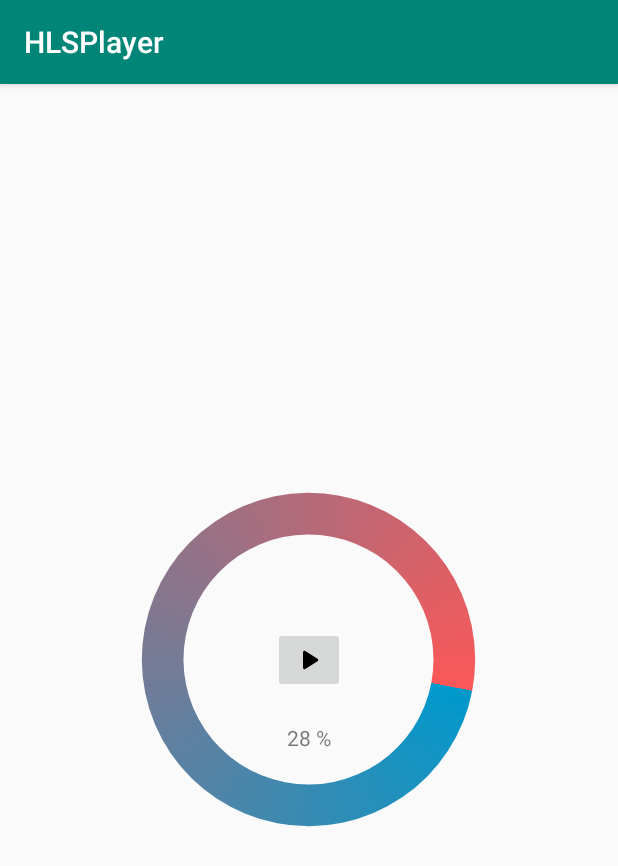
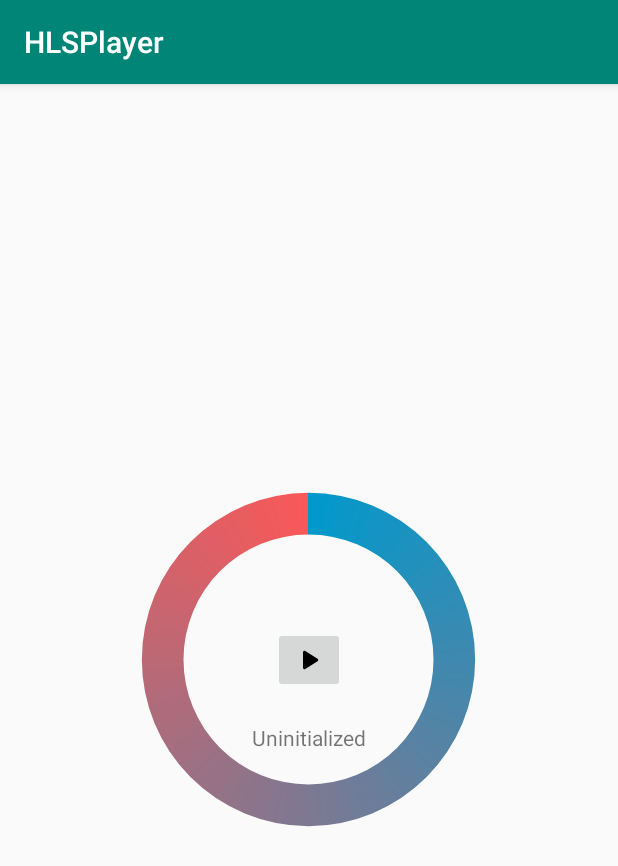
Before and after one commit to DenisLobur/hlsPlayer, an Android app: the first screen one second after launch (MainActivity), on a phone screen of 412 x 824 dp. Shown: the top 866 px of the screen. Run offline under Robolectric (Android 15) with nearby library versions, the phone set to English and light mode, and no system bars.

Commit message:
add state machine

```diff
--- a/app/build.gradle
+++ b/app/build.gradle
@@ -16,6 +16,10 @@ android {
             proguardFiles getDefaultProguardFile('proguard-android-optimize.txt'), 'proguard-rules.pro'
         }
     }
+    compileOptions {
+        sourceCompatibility JavaVersion.VERSION_1_8
+        targetCompatibility JavaVersion.VERSION_1_8
+    }
 }
 
 dependencies {
--- a/app/src/main/java/com/denys/hlsplayer/MainActivity.java
+++ b/app/src/main/java/com/denys/hlsplayer/MainActivity.java
@@ -3,6 +3,9 @@ package com.denys.hlsplayer;
 import android.os.Bundle;
 import android.os.Handler;
 import android.support.v7.app.AppCompatActivity;
+import android.view.View;
+import android.widget.Button;
+import android.widget.ImageButton;
 import android.widget.ProgressBar;
 import android.widget.TextView;
 
@@ -12,6 +15,9 @@ public class MainActivity extends AppCompatActivity {
     private ProgressBar progressBar;
     private int pStatus = 0;
     private Handler handler = new Handler();
+    private ImageButton playPauseButton;
+    private Thread fetchingThread;
+    private PlayerState currentState;
 
     @Override
     protected void onCreate(Bundle savedInstanceState) {
@@ -20,17 +26,27 @@ public class MainActivity extends AppCompatActivity {
 
         progressLabel = findViewById(R.id.progressLabel);
         progressBar = findViewById(R.id.progressBar);
+        playPauseButton = findViewById(R.id.playPauseButton);
 
-    new Thread(new Runnable() {
-      @Override
-      public void run() {
+        currentState = PlayerState.UNINITIALIZED;
+        changePlayerState(currentState);
+        playPauseButton.setOnClickListener(v -> {
+            if (currentState == PlayerState.UNINITIALIZED) {
+                currentState = PlayerState.FETCHING;
+                fetchingThread.start();
+            } else if (currentState == PlayerState.PLAYING) {
+                currentState = PlayerState.PAUSED;
+            } else {
+                currentState = PlayerState.PLAYING;
+            }
+            changePlayerState(currentState);
+        });
+
+        fetchingThread = new Thread(() -> {
             while (pStatus <= 100) {
-          handler.post(new Runnable() {
-            @Override
-            public void run() {
+                handler.post(() -> {
                     progressBar.setProgress(pStatus);
                     progressLabel.setText(pStatus + " %");
-            }
                 });
                 try {
                     Thread.sleep(100);
@@ -39,8 +55,38 @@ public class MainActivity extends AppCompatActivity {
                 }
                 pStatus++;
             }
+
+            handler.post(() -> {
+                currentState = PlayerState.PLAYING;
+                changePlayerState(currentState);
+            });
+        });
     }
-    }).start();
 
+    private void changePlayerState(PlayerState state) {
+        switch (state) {
+            case UNINITIALIZED:
+                playPauseButton.setImageResource(R.drawable.round_play);
+                progressLabel.setText(R.string.current_state_uninitialized);
+                break;
+            case FETCHING:
+                progressLabel.setText(R.string.current_state_fetching);
+                //progressLabel
+                break;
+            case PLAYING:
+                playPauseButton.setImageResource(R.drawable.round_pause);
+                progressLabel.setText(R.string.current_state_playing);
+                break;
+            case PAUSED:
+                playPauseButton.setImageResource(R.drawable.round_play);
+                progressLabel.setText(R.string.current_state_paused);
+                break;
+            case COMPLITED:
+                //playButton
+                progressLabel.setText(R.string.current_state_completed);
+            default:
+                //fetching, completed
+                break;
         }
     }
+}
--- a/app/src/main/res/layout/activity_main.xml
+++ b/app/src/main/res/layout/activity_main.xml
@@ -1,6 +1,5 @@
 <?xml version="1.0" encoding="utf-8"?>
-<RelativeLayout
-  xmlns:android="http://schemas.android.com/apk/res/android"
+<RelativeLayout xmlns:android="http://schemas.android.com/apk/res/android"
     xmlns:app="http://schemas.android.com/apk/res-auto"
     xmlns:tools="http://schemas.android.com/tools"
     android:layout_width="match_parent"
@@ -11,8 +10,9 @@
         android:id="@+id/playPauseButton"
         android:layout_width="wrap_content"
         android:layout_height="wrap_content"
+        android:layout_centerInParent="true"
         android:src="@drawable/round_play"
-      android:layout_centerInParent="true"/>
+        android:visibility="visible" />
 
     <ProgressBar
         android:id="@+id/progressBar"
@@ -24,17 +24,15 @@
         android:max="100"
         android:progress="0"
         android:progressDrawable="@drawable/custom_progressbar_drawable"
-      android:secondaryProgress="0"
-      />
+        android:secondaryProgress="0" />
 
     <TextView
         android:id="@+id/progressLabel"
         android:layout_width="wrap_content"
         android:layout_height="wrap_content"
-      android:text="Hello World!"
         android:layout_below="@+id/playPauseButton"
         android:layout_centerHorizontal="true"
         android:layout_marginTop="20dp"
-      />
+        android:text="status" />
 
 </RelativeLayout>
--- a/app/src/main/res/values/strings.xml
+++ b/app/src/main/res/values/strings.xml
@@ -1,3 +1,8 @@
 <resources>
     <string name="app_name">HLSPlayer</string>
+    <string name="current_state_uninitialized">Uninitialized</string>
+    <string name="current_state_fetching">Fetching</string>
+    <string name="current_state_playing">Playing</string>
+    <string name="current_state_paused">Paused</string>
+    <string name="current_state_completed">Completed</string>
 </resources>
```
Lines whose indentation alone changed are shown as unchanged.
